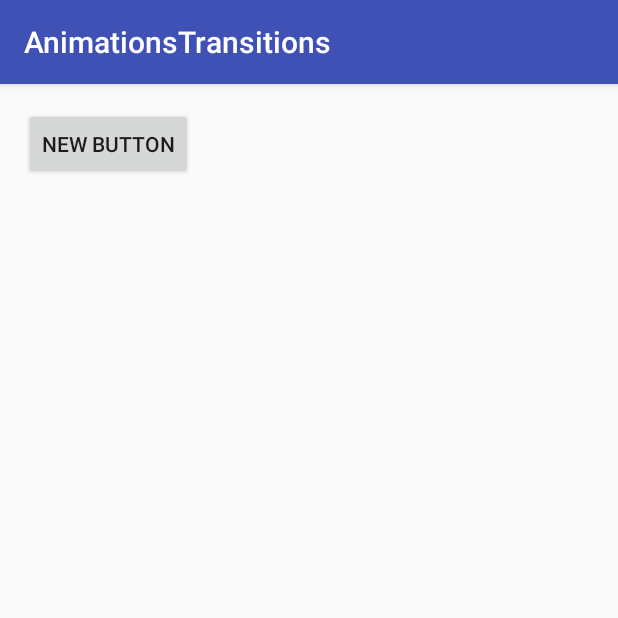
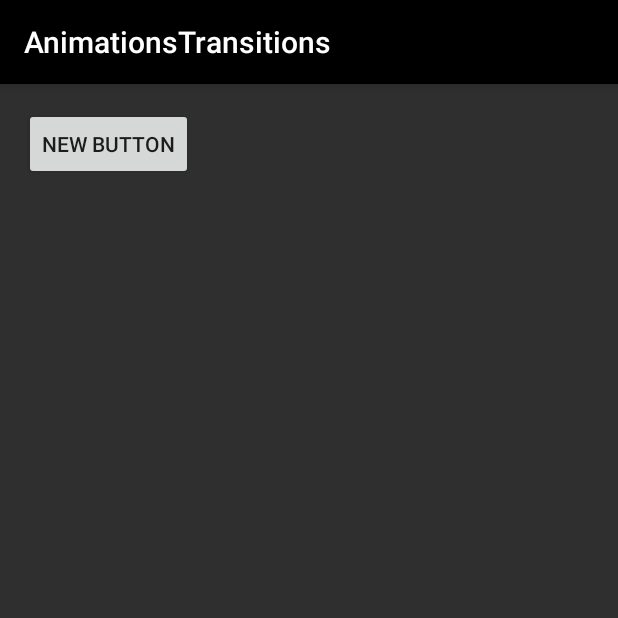
Before and after one commit to VishalG6/AnimationsTransitions, an Android app: the screen it shows after launch (MainActivity), on a phone screen of 412 x 824 dp, the top half of it. Run offline under Robolectric (Android 15) with nearby library versions, the phone set to English and light mode, and no system bars.

```diff
--- a/app/src/main/res/layout/activity_main.xml
+++ b/app/src/main/res/layout/activity_main.xml
@@ -8,7 +8,8 @@
     android:paddingRight="@dimen/activity_horizontal_margin"
     android:paddingTop="@dimen/activity_vertical_margin"
     tools:context="com.example.vishal.animationstransitions.MainActivity"
-    android:id="@+id/vishLayout">
+    android:id="@+id/vishLayout"
+    android:background="#2f2f2f">
 
     <Button
         android:layout_width="wrap_content"
--- a/app/src/main/res/values/colors.xml
+++ b/app/src/main/res/values/colors.xml
@@ -1,6 +1,6 @@
 <?xml version="1.0" encoding="utf-8"?>
 <resources>
-    <color name="colorPrimary">#3F51B5</color>
+    <color name="colorPrimary">#000</color>
     <color name="colorPrimaryDark">#303F9F</color>
     <color name="colorAccent">#FF4081</color>
 </resources>
```
Also changed, not shown: app/src/main/java/com/example/vishal/animationstransitions/MainActivity.java (+30 -0 lines).
